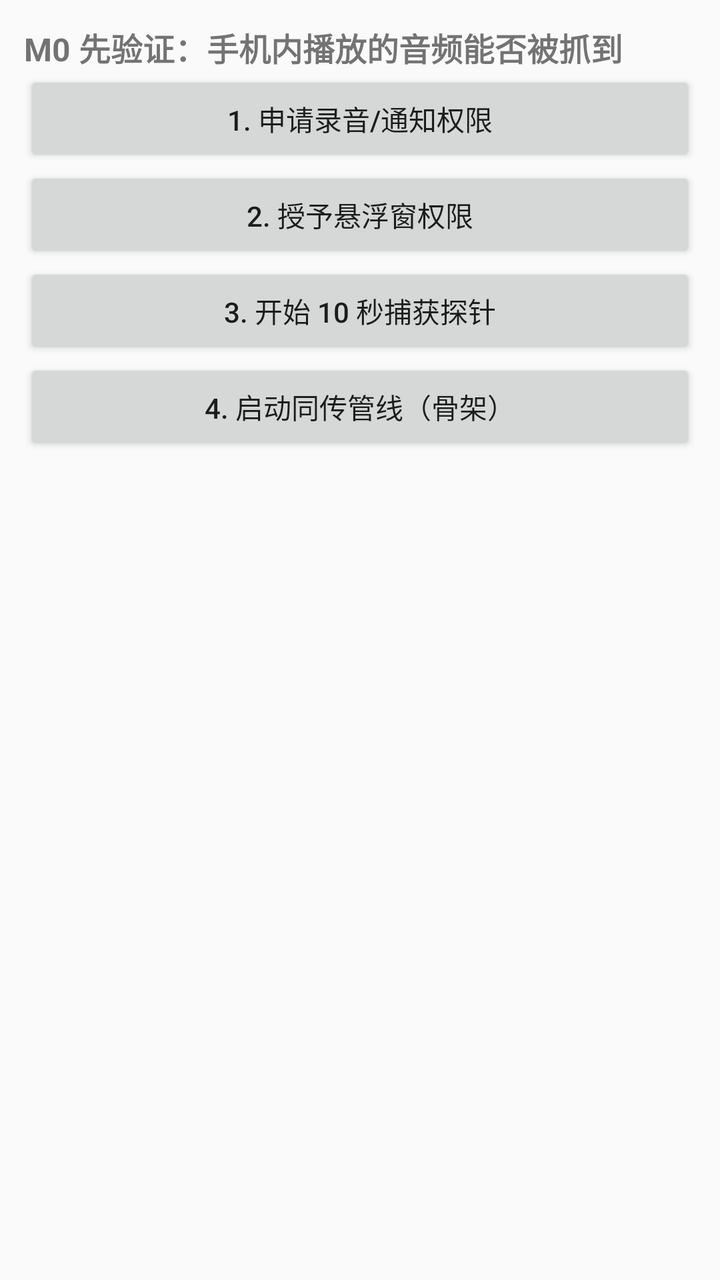
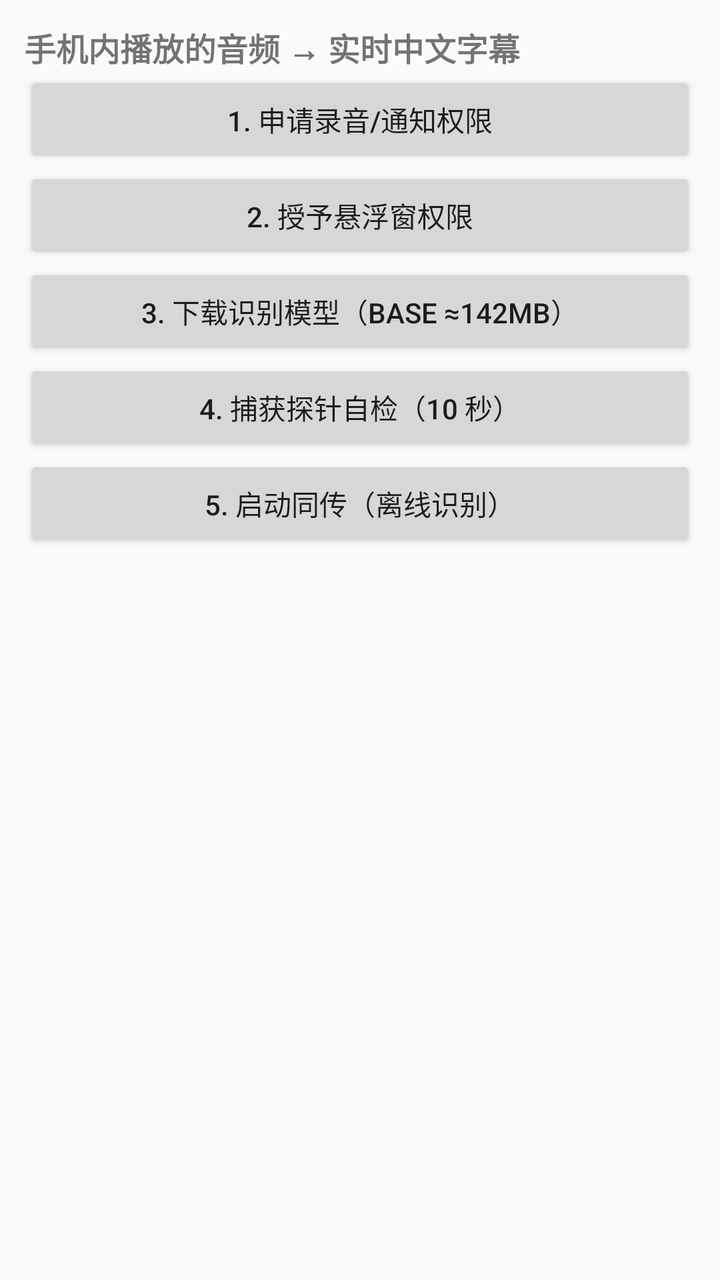

An Android layout rendered at two revisions. The XML below is the earlier revision; the diff shows what the commit changed to produce the second picture.
<!-- AndroidManifest.xml: application theme android:Theme.Material.Light.NoActionBar -->
<!-- res/layout/activity_main.xml -->
<?xml version="1.0" encoding="utf-8"?>
<LinearLayout xmlns:android="http://schemas.android.com/apk/res/android"
    android:layout_width="match_parent"
    android:layout_height="match_parent"
    android:orientation="vertical"
    android:padding="12dp">

    <TextView
        android:layout_width="match_parent"
        android:layout_height="wrap_content"
        android:text="@string/header"
        android:textStyle="bold"
        android:textSize="16sp" />

    <Button
        android:id="@+id/btnPermissions"
        android:layout_width="match_parent"
        android:layout_height="wrap_content"
        android:text="@string/btn_permissions" />

    <Button
        android:id="@+id/btnOverlay"
        android:layout_width="match_parent"
        android:layout_height="wrap_content"
        android:text="@string/btn_overlay" />

    <Button
        android:id="@+id/btnProbe"
        android:layout_width="match_parent"
        android:layout_height="wrap_content"
        android:text="@string/btn_probe" />

    <Button
        android:id="@+id/btnInterpret"
        android:layout_width="match_parent"
        android:layout_height="wrap_content"
        android:text="@string/btn_interpret" />

    <ScrollView
        android:layout_width="match_parent"
        android:layout_height="0dp"
        android:layout_weight="1"
        android:layout_marginTop="8dp">

        <TextView
            android:id="@+id/log"
            android:layout_width="match_parent"
            android:layout_height="wrap_content"
            android:fontFamily="monospace"
            android:textSize="12sp" />
    </ScrollView>

</LinearLayout>
<!-- resources referenced by this layout -->
<resources>
  <string name="btn_interpret">4. 启动同传管线（骨架）</string>
  <string name="btn_overlay">2. 授予悬浮窗权限</string>
  <string name="btn_permissions">1. 申请录音/通知权限</string>
  <string name="btn_probe">3. 开始 10 秒捕获探针</string>
  <string name="header">M0 先验证：手机内播放的音频能否被抓到</string>
</resources>

<!-- the commit's change to res/layout/activity_main.xml (unified diff, before → after) -->
@@ -23,6 +23,12 @@
         android:layout_width="match_parent"
         android:layout_height="wrap_content"
         android:text="@string/btn_overlay" />
+
+    <Button
+        android:id="@+id/btnModel"
+        android:layout_width="match_parent"
+        android:layout_height="wrap_content"
+        android:text="@string/btn_model" />
 
     <Button
         android:id="@+id/btnProbe"
<!-- resource entries referenced after the edit -->
@@ -1,9 +1,10 @@
 <!-- resources referenced by this layout -->
 <resources>
-  <string name="btn_interpret">4. 启动同传管线（骨架）</string>
+  <string name="btn_interpret">5. 启动同传（离线识别）</string>
+  <string name="btn_model">3. 下载识别模型（base ≈142MB）</string>
   <string name="btn_overlay">2. 授予悬浮窗权限</string>
   <string name="btn_permissions">1. 申请录音/通知权限</string>
-  <string name="btn_probe">3. 开始 10 秒捕获探针</string>
-  <string name="header">M0 先验证：手机内播放的音频能否被抓到</string>
+  <string name="btn_probe">4. 捕获探针自检（10 秒）</string>
+  <string name="header">手机内播放的音频 → 实时中文字幕</string>
 </resources>
 
